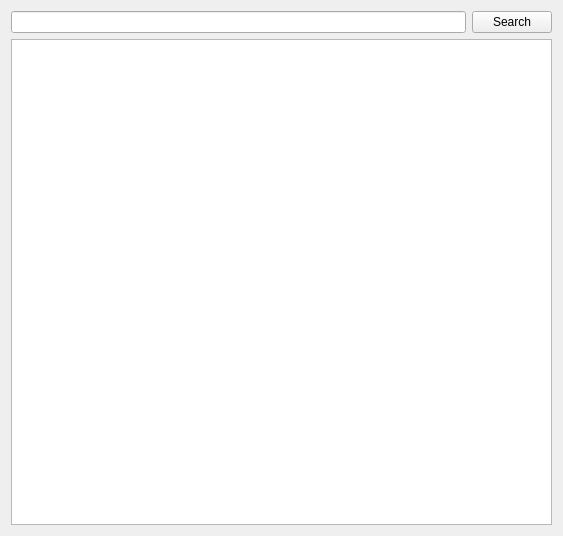
keshavbhatt/playlist-dl, file src/playlistsearch.ui: the form before one commit.
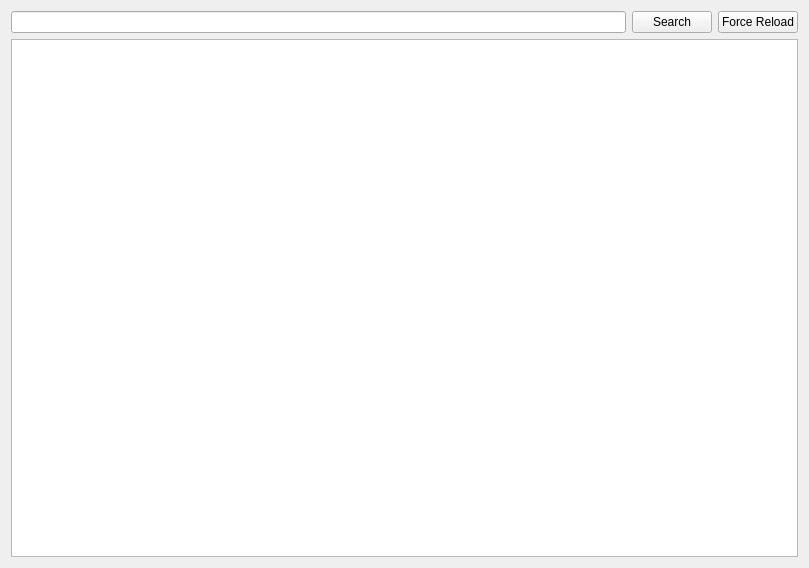
The form after the commit. Icons and pictures are not drawn.

Commit message: feat: ver 2.1 add force reload

```diff
--- a/src/playlistsearch.ui
+++ b/src/playlistsearch.ui
@@ -6,8 +6,8 @@
    <rect>
     <x>0</x>
     <y>0</y>
-    <width>563</width>
-    <height>536</height>
+    <width>809</width>
+    <height>568</height>
    </rect>
   </property>
   <property name="windowTitle">
@@ -33,6 +33,20 @@
        </property>
       </widget>
      </item>
+     <item>
+      <widget class="QPushButton" name="forceReload">
+       <property name="toolTip">
+        <string>&lt;html&gt;&lt;head/&gt;&lt;body&gt;&lt;p&gt;ByPass cache and load resource from network&lt;/p&gt;&lt;/body&gt;&lt;/html&gt;</string>
+       </property>
+       <property name="text">
+        <string>Force Reload</string>
+       </property>
+       <property name="icon">
+        <iconset resource="icons.qrc">
+         <normaloff>:/icons/others/primo/button_blue_repeat.png</normaloff>:/icons/others/primo/button_blue_repeat.png</iconset>
+       </property>
+      </widget>
+     </item>
     </layout>
    </item>
    <item>
```
Left out of the diff: 4 changed lines with no effect on the pictures. The commit also changes 8 other files.
